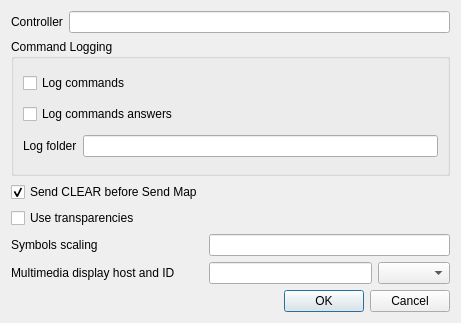
Above: config_dialog_base.ui from SrNetoChan/QGIS2GisOn3dMap before the change. Below: the same form after it.
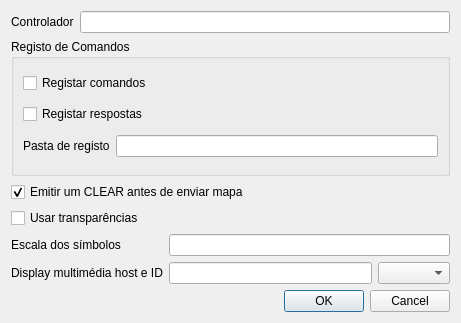
That is the form after the change. Icons and pictures are not drawn.

Commit message: Control style from config symbol scale

```diff
--- a/config_dialog_base.ui
+++ b/config_dialog_base.ui
@@ -48,7 +48,7 @@
       <enum>Qt::DefaultContextMenu</enum>
      </property>
      <property name="title">
-      <string>Command Logging</string>
+      <string>Registo de Comandos</string>
      </property>
      <property name="flat">
       <bool>false</bool>
@@ -60,7 +60,7 @@
       <item row="2" column="0">
        <widget class="QLabel" name="label_2">
         <property name="text">
-         <string>Log folder</string>
+         <string>Pasta de registo</string>
         </property>
        </widget>
       </item>
@@ -70,14 +70,14 @@
       <item row="0" column="0" colspan="2">
        <widget class="QCheckBox" name="log">
         <property name="text">
-         <string>Log commands</string>
+         <string>Registar comandos</string>
         </property>
        </widget>
       </item>
       <item row="1" column="0" colspan="2">
        <widget class="QCheckBox" name="log_erros">
         <property name="text">
-         <string>Log commands answers</string>
+         <string>Registar respostas</string>
         </property>
        </widget>
       </item>
@@ -87,10 +87,10 @@
    <item row="5" column="1">
     <widget class="QLineEdit" name="host_multimedia"/>
    </item>
-   <item row="2" column="0">
+   <item row="2" column="0" colspan="3">
     <widget class="QCheckBox" name="clear_before_draw_map">
      <property name="text">
-      <string>Send CLEAR before Send Map</string>
+      <string>Emitir um CLEAR antes de enviar mapa</string>
      </property>
      <property name="checked">
       <bool>true</bool>
@@ -113,21 +113,21 @@
    <item row="3" column="0">
     <widget class="QCheckBox" name="transparencia">
      <property name="text">
-      <string>Use transparencies</string>
+      <string>Usar transparências</string>
      </property>
     </widget>
    </item>
    <item row="5" column="0">
     <widget class="QLabel" name="label_4">
      <property name="text">
-      <string>Multimedia display host and ID</string>
+      <string>Display multimédia host e ID</string>
      </property>
     </widget>
    </item>
    <item row="4" column="0">
     <widget class="QLabel" name="label_3">
      <property name="text">
-      <string>Symbols scaling</string>
+      <string>Escala dos símbolos</string>
      </property>
     </widget>
    </item>
@@ -142,7 +142,7 @@
         </sizepolicy>
        </property>
        <property name="text">
-        <string>Controller</string>
+        <string>Controlador</string>
        </property>
       </widget>
      </item>
```
The commit also changes 5 other files.
